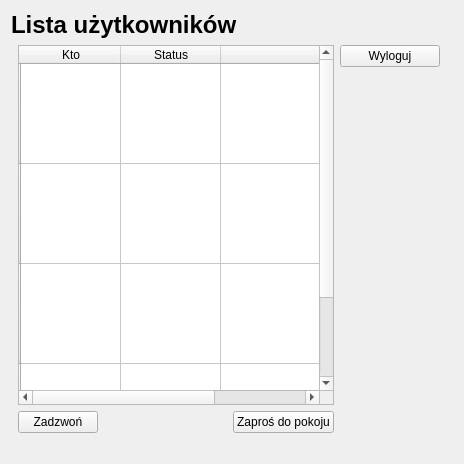
Old version of the form JaroEliCall/gui/adduser.ui in the repository jaroslaw-wieczorek/Project_IP_Telephony_Python_Voip.
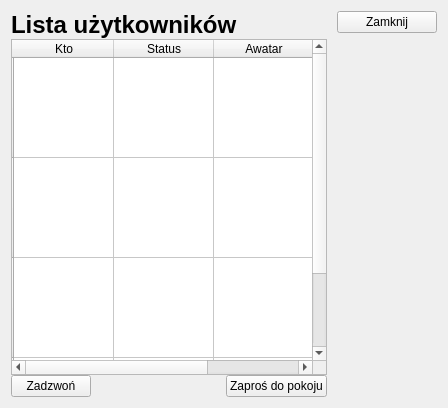
New version of the form. Icons and pictures are not drawn.

```diff
--- a/JaroEliCall/gui/adduser.ui
+++ b/JaroEliCall/gui/adduser.ui
@@ -6,44 +6,49 @@
    <rect>
     <x>0</x>
     <y>0</y>
-    <width>464</width>
-    <height>464</height>
+    <width>444</width>
+    <height>408</height>
    </rect>
   </property>
   <property name="windowTitle">
    <string>Form</string>
   </property>
-  <layout class="QVBoxLayout" name="verticalLayout_6">
+  <layout class="QHBoxLayout" name="horizontalLayout">
    <item>
-    <layout class="QVBoxLayout" name="verticalLayout_4">
+    <layout class="QHBoxLayout" name="horizontal_layout_main">
+     <property name="spacing">
+      <number>0</number>
+     </property>
      <item>
-      <widget class="QLabel" name="label">
-       <property name="text">
-        <string>&lt;html&gt;&lt;head/&gt;&lt;body&gt;&lt;p&gt;&lt;span style=&quot; font-size:18pt; font-weight:600;&quot;&gt;Lista użytkowników&lt;/span&gt;&lt;/p&gt;&lt;/body&gt;&lt;/html&gt;</string>
-       </property>
-      </widget>
-     </item>
-    </layout>
-   </item>
-   <item>
-    <layout class="QHBoxLayout" name="horizontalLayout_4">
-     <item>
-      <spacer name="horizontalSpacer_6">
+      <spacer name="horizontal_spacer_left_1">
        <property name="orientation">
         <enum>Qt::Horizontal</enum>
        </property>
        <property name="sizeHint" stdset="0">
         <size>
-         <width>40</width>
+         <width>20</width>
          <height>20</height>
         </size>
        </property>
       </spacer>
      </item>
      <item>
-      <layout class="QVBoxLayout" name="verticalLayout_2">
+      <layout class="QVBoxLayout" name="vertical_layout_left">
        <item>
-        <widget class="QTableWidget" name="tableWidget_2">
+        <widget class="QLabel" name="label_list_users">
+         <property name="text">
+          <string>&lt;html&gt;&lt;head/&gt;&lt;body&gt;&lt;p&gt;&lt;span style=&quot; font-size:18pt; font-weight:600;&quot;&gt;Lista użytkowników&lt;/span&gt;&lt;/p&gt;&lt;/body&gt;&lt;/html&gt;</string>
+         </property>
+         <property name="alignment">
+          <set>Qt::AlignLeading|Qt::AlignLeft|Qt::AlignTop</set>
+         </property>
+         <property name="margin">
+          <number>5</number>
+         </property>
+        </widget>
+       </item>
+       <item>
+        <widget class="QTableWidget" name="tabe_widget_list_of_users">
          <property name="minimumSize">
           <size>
            <width>316</width>
@@ -133,10 +138,13 @@
          </column>
          <column>
           <property name="text">
-           <string/>
+           <string>Awatar</string>
           </property>
          </column>
          <item row="0" column="2">
+          <property name="text">
+           <string/>
+          </property>
           <property name="icon">
            <iconset>
             <activeoff>icons/111317-essential-ui/svg/close-cross.svg</activeoff>
@@ -179,16 +187,32 @@
       </layout>
      </item>
      <item>
-      <layout class="QVBoxLayout" name="verticalLayout_5">
+      <spacer name="horizontal_spacer_right_1">
+       <property name="orientation">
+        <enum>Qt::Horizontal</enum>
+       </property>
+       <property name="sizeType">
+        <enum>QSizePolicy::Minimum</enum>
+       </property>
+       <property name="sizeHint" stdset="0">
+        <size>
+         <width>10</width>
+         <height>20</height>
+        </size>
+       </property>
+      </spacer>
+     </item>
+     <item>
+      <layout class="QVBoxLayout" name="vertical_layout_right">
        <item>
-        <widget class="QPushButton" name="pushButton_3">
+        <widget class="QPushButton" name="push_button_close">
          <property name="text">
-          <string>Wyloguj</string>
+          <string>Zamknij</string>
          </property>
         </widget>
        </item>
        <item>
-        <widget class="QLabel" name="label_3">
+        <widget class="QLabel" name="label_avatar">
          <property name="minimumSize">
           <size>
            <width>100</width>
@@ -213,7 +237,7 @@
         </widget>
        </item>
        <item>
-        <spacer name="verticalSpacer_2">
+        <spacer name="vertical_sapcer_under_avatar">
          <property name="orientation">
           <enum>Qt::Vertical</enum>
          </property>
@@ -228,43 +252,26 @@
       </layout>
      </item>
      <item>
-      <spacer name="horizontalSpacer_8">
+      <spacer name="horizontal_spacer_right_3">
        <property name="orientation">
         <enum>Qt::Horizontal</enum>
        </property>
        <property name="sizeHint" stdset="0">
         <size>
-         <width>40</width>
+         <width>20</width>
          <height>20</height>
         </size>
        </property>
       </spacer>
      </item>
      <item>
-      <spacer name="horizontalSpacer_9">
+      <spacer name="horizontal_spacer_right_2">
        <property name="orientation">
         <enum>Qt::Horizontal</enum>
        </property>
        <property name="sizeHint" stdset="0">
         <size>
-         <width>40</width>
-         <height>20</height>
-        </size>
-       </property>
-      </spacer>
-     </item>
-    </layout>
-   </item>
-   <item>
-    <layout class="QHBoxLayout" name="horizontalLayout_2">
-     <item>
-      <spacer name="horizontalSpacer_2">
-       <property name="orientation">
-        <enum>Qt::Horizontal</enum>
-       </property>
-       <property name="sizeHint" stdset="0">
-        <size>
-         <width>40</width>
+         <width>20</width>
          <height>20</height>
         </size>
        </property>
```
Left out of the diff: 10 changed lines with no effect on the pictures.
